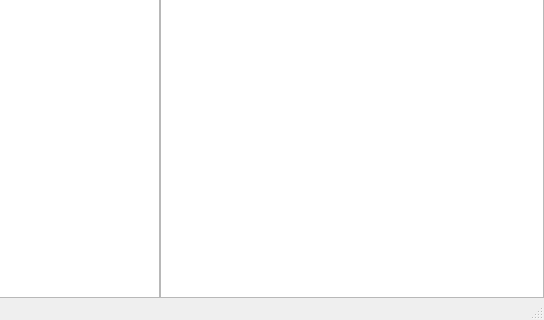
This is gui/mainwindow.ui in rakhimov/scram as Qt 5 draws it before an edit; both pictures show x 96 to 640 and y 160 to 480 of the 640 by 480 pixel window. The edited form follows.
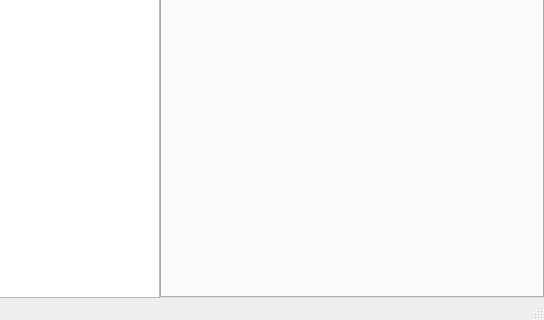
This is the edited form. Icons and pictures are not drawn.

Commit message:
GUI: Add tab widget as the central widget
This replaces the graph-scene as the central widget.
The tabbed widget should allow more than one graph-scene.

```diff
--- a/gui/mainwindow.ui
+++ b/gui/mainwindow.ui
@@ -46,9 +46,6 @@
     <property name="spacing">
      <number>0</number>
     </property>
-    <item row="0" column="1">
-     <widget class="QGraphicsView" name="diagrams"/>
-    </item>
     <item row="0" column="0">
      <widget class="QTreeView" name="treeView">
       <property name="sizePolicy">
@@ -59,6 +56,19 @@
       </property>
      </widget>
     </item>
+    <item row="0" column="1">
+     <widget class="QTabWidget" name="tabWidget">
+      <property name="currentIndex">
+       <number>-1</number>
+      </property>
+      <property name="tabsClosable">
+       <bool>true</bool>
+      </property>
+      <property name="movable">
+       <bool>true</bool>
+      </property>
+     </widget>
+    </item>
    </layout>
   </widget>
   <widget class="QMenuBar" name="menuBar">
```
The commit also changes 4 other files.
